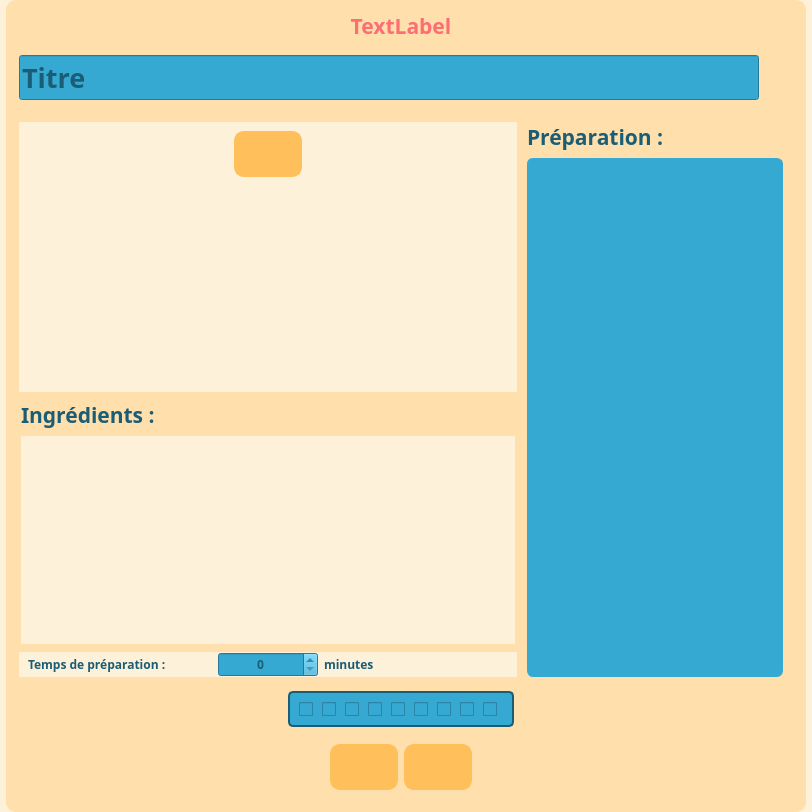
Above: UI/edit_recipe.ui from juvarlet/a_table before the change. Below: the same form after it.
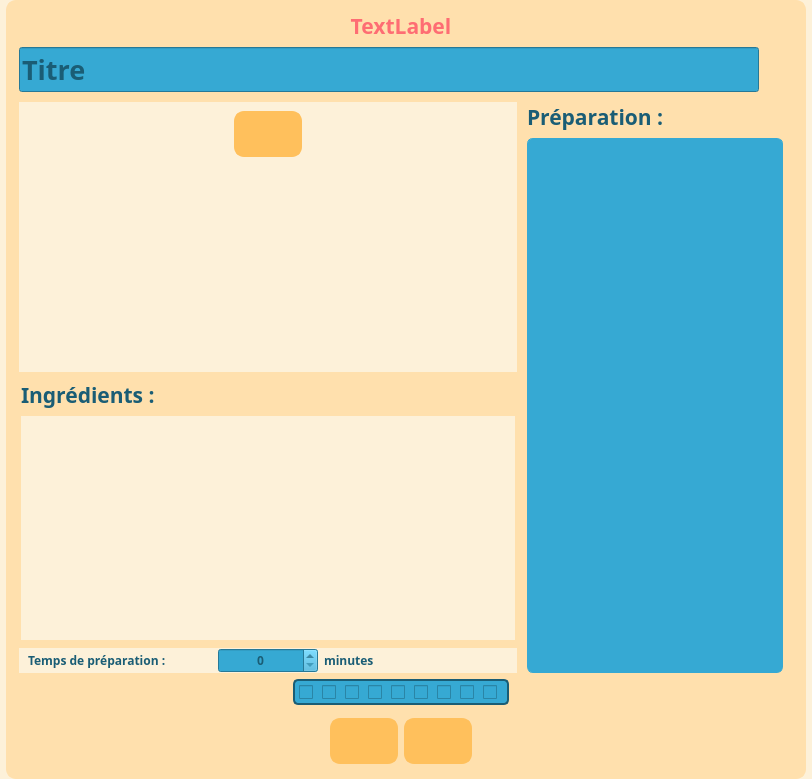
That is the form after the change. Icons and pictures are not drawn.

```diff
--- a/UI/edit_recipe.ui
+++ b/UI/edit_recipe.ui
@@ -7,7 +7,7 @@
     <x>0</x>
     <y>0</y>
     <width>812</width>
-    <height>812</height>
+    <height>779</height>
    </rect>
   </property>
   <property name="windowTitle">
@@ -660,6 +660,12 @@
       <enum>QFrame::Raised</enum>
      </property>
      <layout class="QGridLayout" name="gridLayout_28">
+      <property name="bottomMargin">
+       <number>2</number>
+      </property>
+      <property name="verticalSpacing">
+       <number>2</number>
+      </property>
       <item row="0" column="0" rowspan="2" colspan="3">
        <widget class="QLabel" name="label_newedit">
         <property name="font">
@@ -681,6 +687,12 @@
       </item>
       <item row="0" column="3" rowspan="10">
        <widget class="QFrame" name="frame_wB">
+        <property name="sizePolicy">
+         <sizepolicy hsizetype="Preferred" vsizetype="Preferred">
+          <horstretch>0</horstretch>
+          <verstretch>0</verstretch>
+         </sizepolicy>
+        </property>
         <property name="frameShape">
          <enum>QFrame::NoFrame</enum>
         </property>
@@ -1189,6 +1201,18 @@
          <enum>QFrame::Raised</enum>
         </property>
         <layout class="QGridLayout" name="gridLayout_29">
+         <property name="leftMargin">
+          <number>4</number>
+         </property>
+         <property name="topMargin">
+          <number>4</number>
+         </property>
+         <property name="rightMargin">
+          <number>4</number>
+         </property>
+         <property name="bottomMargin">
+          <number>4</number>
+         </property>
          <property name="spacing">
           <number>3</number>
          </property>
```
Left out of the diff: 2 changed lines with no effect on the pictures.
